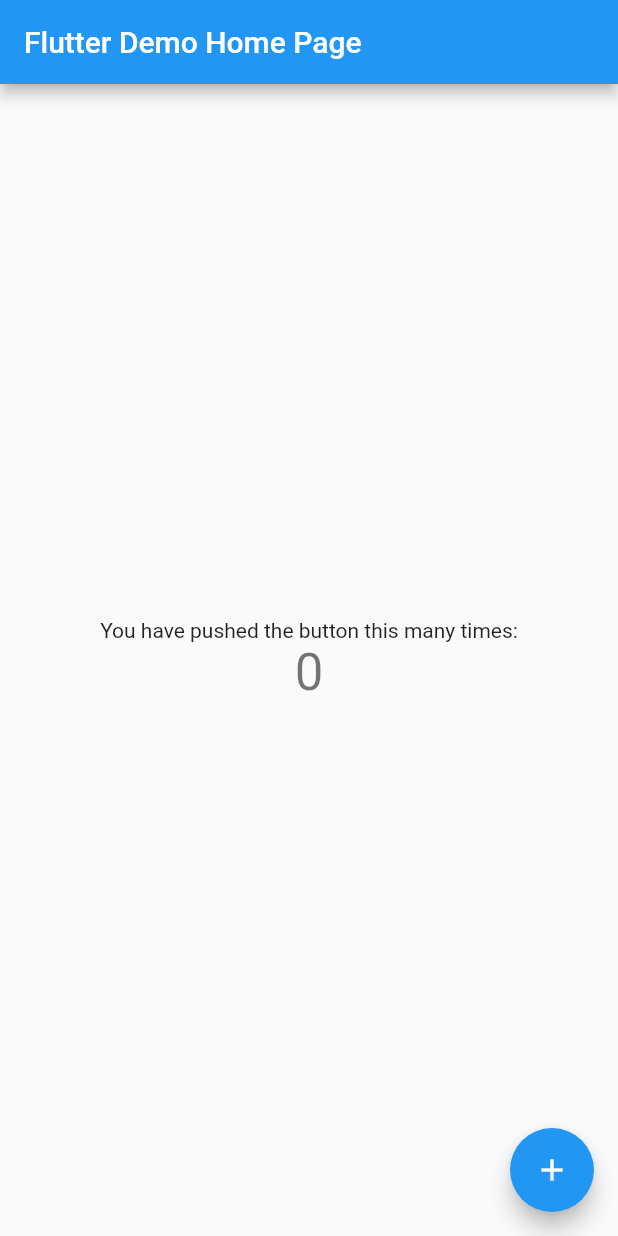
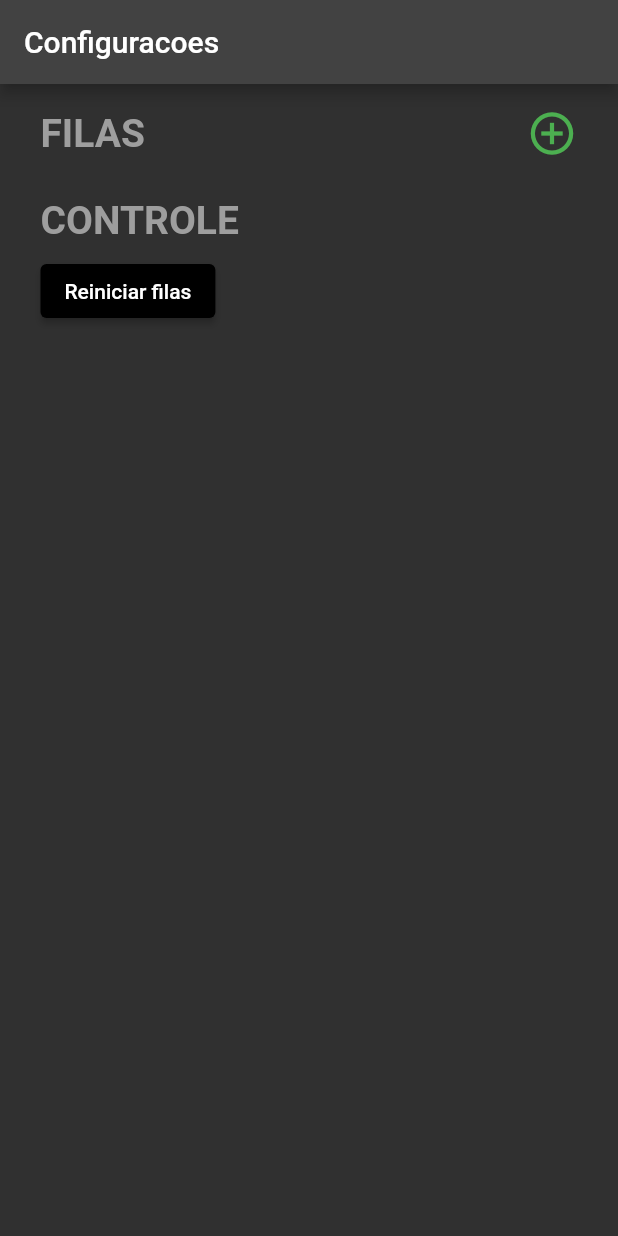
Before and after one commit to felipezfr/flutter_firebase_clean_architecture, a Flutter app: the screen it shows after launch, on a phone screen of 412 x 824 dp. Run offline on Flutter 3.47's test engine with Material 2 defaults, Android fonts, the phone set to English and light mode, and no system bars; our stand-ins replace cloud_firestore, firebase_core, flutter_bloc; accounts and stored records are empty.

Commit message:
create page

```diff
--- a/lib/main.dart
+++ b/lib/main.dart
@@ -1,121 +1,12 @@
 import 'package:firebase_core/firebase_core.dart';
 import 'package:flutter/material.dart';
 import 'package:flutter_firebase_clean_architecture/firebase_options.dart';
+import 'package:flutter_firebase_clean_architecture/src/queue/app_widget.dart';
 
 void main() async {
   WidgetsFlutterBinding.ensureInitialized();
   await Firebase.initializeApp(
     options: DefaultFirebaseOptions.currentPlatform,
   );
-  runApp(const MyApp());
+  runApp(const AppWidget());
 }
-
-class MyApp extends StatelessWidget {
-  const MyApp({Key? key}) : super(key: key);
-
-  // This widget is the root of your application.
-  @override
-  Widget build(BuildContext context) {
-    return MaterialApp(
-      title: 'Flutter Demo',
-      theme: ThemeData(
-        // This is the theme of your application.
-        //
-        // Try running your application with "flutter run". You'll see the
-        // application has a blue toolbar. Then, without quitting the app, try
-        // changing the primarySwatch below to Colors.green and then invoke
-        // "hot reload" (press "r" in the console where you ran "flutter run",
-        // or simply save your changes to "hot reload" in a Flutter IDE).
-        // Notice that the counter didn't reset back to zero; the application
-        // is not restarted.
-        primarySwatch: Colors.blue,
-      ),
-      home: const MyHomePage(title: 'Flutter Demo Home Page'),
-    );
-  }
-}
-
-class MyHomePage extends StatefulWidget {
-  const MyHomePage({Key? key, required this.title}) : super(key: key);
-
-  // This widget is the home page of your application. It is stateful, meaning
-  // that it has a State object (defined below) that contains fields that affect
-  // how it looks.
-
-  // This class is the configuration for the state. It holds the values (in this
-  // case the title) provided by the parent (in this case the App widget) and
-  // used by the build method of the State. Fields in a Widget subclass are
-  // always marked "final".
-
-  final String title;
-
-  @override
-  State<MyHomePage> createState() => _MyHomePageState();
-}
-
-class _MyHomePageState extends State<MyHomePage> {
-  int _counter = 0;
-
-  void _incrementCounter() {
-    setState(() {
-      // This call to setState tells the Flutter framework that something has
-      // changed in this State, which causes it to rerun the build method below
-      // so that the display can reflect the updated values. If we changed
-      // _counter without calling setState(), then the build method would not be
-      // called again, and so nothing would appear to happen.
-      _counter++;
-    });
-  }
-
-  @override
-  Widget build(BuildContext context) {
-    // This method is rerun every time setState is called, for instance as done
-    // by the _incrementCounter method above.
-    //
-    // The Flutter framework has been optimized to make rerunning build methods
-    // fast, so that you can just rebuild anything that needs updating rather
-    // than having to individually change instances of widgets.
-    return Scaffold(
-      appBar: AppBar(
-        // Here we take the value from the MyHomePage object that was created by
-        // the App.build method, and use it to set our appbar title.
-        title: Text(widget.title),
-      ),
-      body: Center(
-        // Center is a layout widget. It takes a single child and positions it
-        // in the middle of the parent.
-        child: Column(
-          // Column is also a layout widget. It takes a list of children and
-          // arranges them vertically. By default, it sizes itself to fit its
-          // children horizontally, and tries to be as tall as its parent.
-          //
-          // Invoke "debug painting" (press "p" in the console, choose the
-          // "Toggle Debug Paint" action from the Flutter Inspector in Android
-          // Studio, or the "Toggle Debug Paint" command in Visual Studio Code)
-          // to see the wireframe for each widget.
-          //
-          // Column has various properties to control how it sizes itself and
-          // how it positions its children. Here we use mainAxisAlignment to
-          // center the children vertically; the main axis here is the vertical
-          // axis because Columns are vertical (the cross axis would be
-          // horizontal).
-          mainAxisAlignment: MainAxisAlignment.center,
-          children: <Widget>[
-            const Text(
-              'You have pushed the button this many times:',
-            ),
-            Text(
-              '$_counter',
-              style: Theme.of(context).textTheme.headline4,
-            ),
-          ],
-        ),
-      ),
-      floatingActionButton: FloatingActionButton(
-        onPressed: _incrementCounter,
-        tooltip: 'Increment',
-        child: const Icon(Icons.add),
-      ), // This trailing comma makes auto-formatting nicer for build methods.
-    );
-  }
-}
--- /dev/null
+++ b/lib/src/configuration/configuration_mode.dart
@@ -0,0 +1,6 @@
+import 'package:flutter_bloc/flutter_bloc.dart';
+import 'package:flutter_firebase_clean_architecture/src/configuration/blocs/conf_bloc.dart';
+
+final configurationModule = [
+  BlocProvider(create: (context) => ConfBloc(context.read()))
+];
--- /dev/null
+++ b/lib/src/configuration/pages/configuration_page.dart
@@ -0,0 +1,93 @@
+import 'package:flutter/material.dart';
+import 'package:flutter_firebase_clean_architecture/src/configuration/blocs/conf_bloc.dart';
+import 'package:flutter_firebase_clean_architecture/src/configuration/states/conf_state.dart';
+import 'package:provider/provider.dart';
+
+class ConfigurationPage extends StatelessWidget {
+  const ConfigurationPage({Key? key}) : super(key: key);
+
+  @override
+  Widget build(BuildContext context) {
+    final bloc = context.watch<ConfBloc>();
+    final state = bloc.state;
+
+    Widget list = Container();
+
+    return Scaffold(
+      appBar: AppBar(title: const Text("Configuracoes")),
+      body: Center(
+        child: Padding(
+          padding: const EdgeInsets.all(8.0),
+          child: Column(
+            crossAxisAlignment: CrossAxisAlignment.start,
+            children: [
+              Padding(
+                padding: EdgeInsets.symmetric(horizontal: 19, vertical: 8),
+                child: Row(
+                  mainAxisAlignment: MainAxisAlignment.spaceBetween,
+                  children: const [
+                    Text(
+                      "FILAS",
+                      style: TextStyle(
+                          fontSize: 26,
+                          fontWeight: FontWeight.bold,
+                          color: Colors.grey),
+                    ),
+                    Icon(
+                      Icons.add_circle_outline,
+                      color: Colors.green,
+                      size: 34,
+                    ),
+                  ],
+                ),
+              ),
+              if (state is LoadedConfState)
+                ListView.builder(
+                  shrinkWrap: true,
+                  itemCount: state.queues.length,
+                  itemBuilder: (context, index) {
+                    final queue = state.queues[index];
+                    return Padding(
+                      padding: const EdgeInsets.all(8.0),
+                      child: ListTile(
+                        title: Text(
+                          '${queue.title} - ${queue.abbr}',
+                          style: const TextStyle(
+                              fontWeight: FontWeight.bold, fontSize: 20),
+                        ),
+                        subtitle: Text('${queue.priority} de prioridade'),
+                        trailing: const Icon(
+                          Icons.delete_outline_outlined,
+                          color: Colors.red,
+                        ),
+                      ),
+                    );
+                  },
+                ),
+              const SizedBox(height: 10),
+              const Padding(
+                padding: EdgeInsets.symmetric(horizontal: 19, vertical: 8),
+                child: Text(
+                  "CONTROLE",
+                  style: TextStyle(
+                      fontSize: 26,
+                      fontWeight: FontWeight.bold,
+                      color: Colors.grey),
+                ),
+              ),
+              Padding(
+                padding:
+                    const EdgeInsets.symmetric(horizontal: 19, vertical: 0),
+                child: ElevatedButton(
+                  onPressed: () {},
+                  child: const Text("Reiniciar filas"),
+                  style: ElevatedButton.styleFrom(primary: Colors.black),
+                ),
+              )
+            ],
+          ),
+        ),
+      ),
+    );
+  }
+}
--- a/lib/src/configuration/states/conf_state.dart
+++ b/lib/src/configuration/states/conf_state.dart
@@ -7,9 +7,9 @@
 class LoadingConfState implements ConfState {}
 
 class LoadedConfState implements ConfState {
-  final List<QueueEntity> queue;
+  final List<QueueEntity> queues;
 
-  LoadedConfState(this.queue);
+  LoadedConfState(this.queues);
 }
 
 class ExceptionConfState implements ConfState {
--- a/lib/src/queue/app_widget.dart
+++ b/lib/src/queue/app_widget.dart
@@ -1,4 +1,6 @@
 import 'package:flutter/material.dart';
+import 'package:flutter_firebase_clean_architecture/src/configuration/configuration_mode.dart';
+import 'package:flutter_firebase_clean_architecture/src/configuration/pages/configuration_page.dart';
 import 'package:flutter_firebase_clean_architecture/src/queue/queue_modules.dart';
 import 'package:provider/provider.dart';
 
@@ -10,8 +12,14 @@
     return MultiProvider(
       providers: [
         ...queueModule,
+        ...configurationModule,
       ],
-      child: MaterialApp(),
+      child: MaterialApp(
+        debugShowCheckedModeBanner: false,
+        themeMode: ThemeMode.dark,
+        darkTheme: ThemeData.dark(),
+        home: const ConfigurationPage(),
+      ),
     );
   }
 }
--- a/lib/src/queue/external/queue_firestore_datasource.dart
+++ b/lib/src/queue/external/queue_firestore_datasource.dart
@@ -8,7 +8,7 @@
   @override
   Stream<List<Map>> getAllQueues() {
     final ref = firestore.collection('queue');
-    final snapshot = ref.snapshots();
+    final snapshot = ref.orderBy('priority', descending: true).snapshots();
 
     return snapshot.map((event) => event.docs).map(_convert);
   }
--- a/lib/src/queue/queue_modules.dart
+++ b/lib/src/queue/queue_modules.dart
@@ -1,5 +1,3 @@
-import 'dart:js';
-
 import 'package:cloud_firestore/cloud_firestore.dart';
 import 'package:flutter_firebase_clean_architecture/src/queue/domain/repositories/queue_repository.dart';
 import 'package:flutter_firebase_clean_architecture/src/queue/domain/usecases/get_all_queues.dart';
@@ -9,7 +7,7 @@
 import 'package:provider/provider.dart';
 
 final queueModule = [
-  Provider.value(value: FirebaseFirestore.instance),
+  Provider<FirebaseFirestore>.value(value: FirebaseFirestore.instance),
   Provider<IQueueDatasource>(
       create: (context) => QueueFirestoreDatasource(context.read())),
   Provider<IQueueRepository>(
```
Also changed, not shown: 2 other files.
